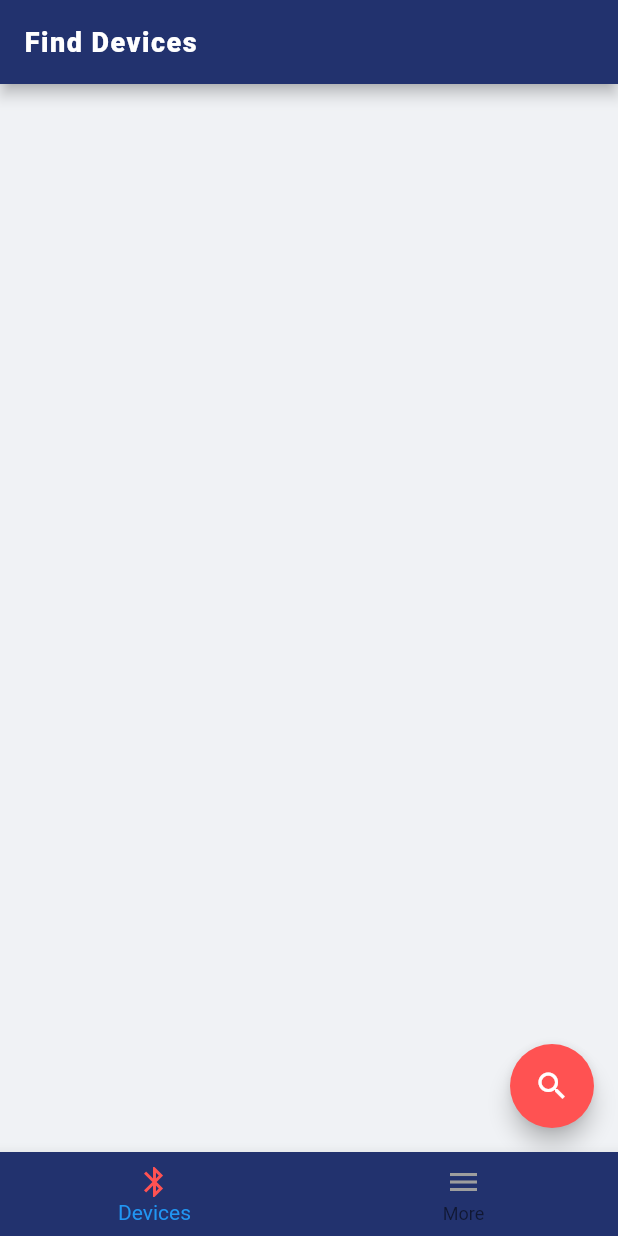
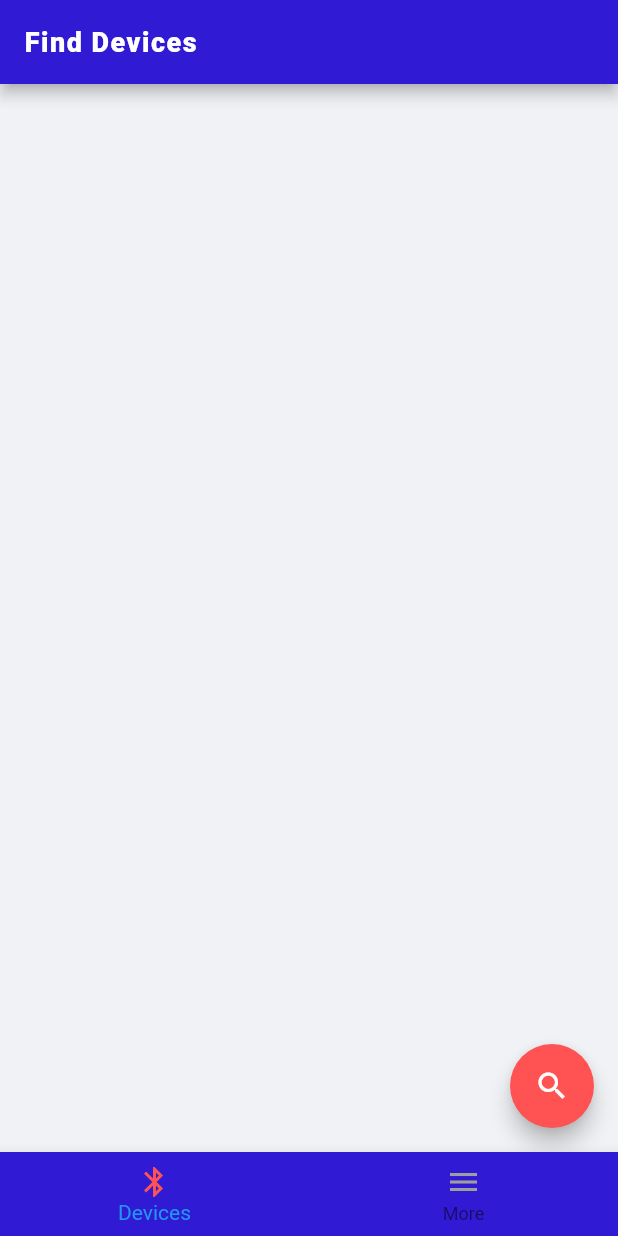
Before and after one commit to blelora/blelora-app, a Flutter app: the screen it shows after launch, on a phone screen of 412 x 824 dp. Run offline on Flutter 3.47's test engine with Material 2 defaults, Android fonts, the light colour scheme and no system bars; our stand-ins replace dio, file_picker, flutter_blue; missing offline and left inert: flutter_nordic_dfu.

Commit message:
change primary color

```diff
--- a/lib/src/utils/colors.dart
+++ b/lib/src/utils/colors.dart
@@ -1,10 +1,13 @@
 import 'package:flutter/material.dart';
 
 class ThemeColors {
+  // repeated colors
+  static const primaryColor = Color(0xFF301AD3);
+
   // backgrounds & icons
   static const scaffoldBackground = Color(0xFFf0f2f5);
-  static const appBarBackground = Color(0xFF22326e);
-  static const bottomNavigationBarBackground = Color(0xFF22326e);
+  static const appBarBackground = primaryColor;
+  static const bottomNavigationBarBackground = primaryColor;
   static const bottomNavigationIcon = Color(0xFF9e9e9e);
   static const bottomNavigationActiveIcon = Colors.redAccent;
   static const bottomNavigationBarItemBackground = Colors.redAccent;
```
